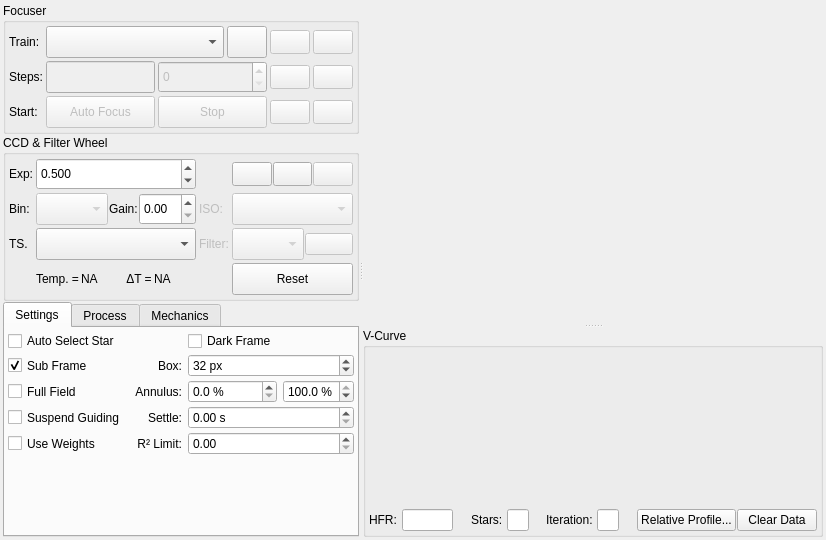
KDE/kstars, file kstars/ekos/focus/focus.ui: the form before one commit.
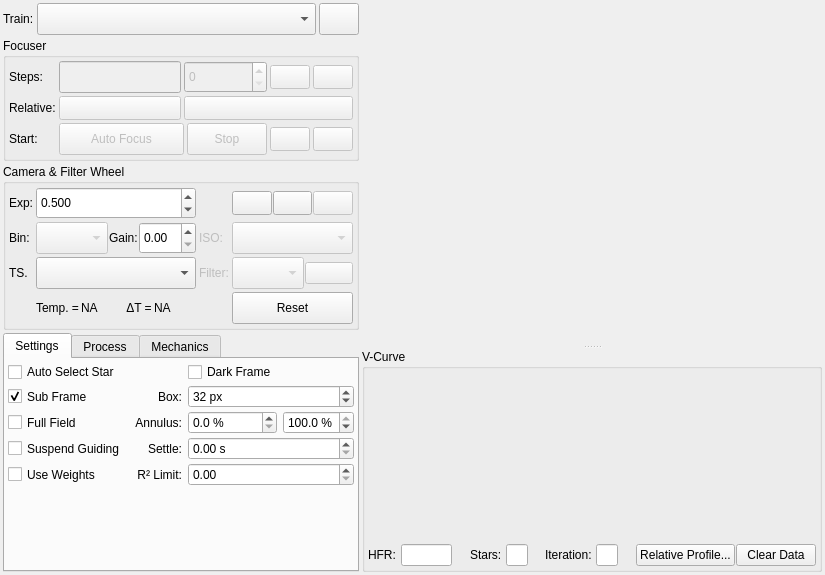
The form after the commit. Icons and pictures are not drawn. Custom widgets are drawn as their Qt base class.

Commit message: When camera is not available, disable relevant controls

```diff
--- a/kstars/ekos/focus/focus.ui
+++ b/kstars/ekos/focus/focus.ui
@@ -6,14 +6,14 @@
    <rect>
     <x>0</x>
     <y>0</y>
-    <width>826</width>
-    <height>540</height>
+    <width>825</width>
+    <height>575</height>
    </rect>
   </property>
   <property name="layoutDirection">
    <enum>Qt::LeftToRight</enum>
   </property>
-  <layout class="QVBoxLayout" name="verticalLayout">
+  <layout class="QHBoxLayout" name="horizontalLayout_5">
    <property name="spacing">
     <number>3</number>
    </property>
@@ -30,56 +30,30 @@
     <number>3</number>
    </property>
    <item>
-    <widget class="QSplitter" name="splitter">
-     <property name="orientation">
-      <enum>Qt::Horizontal</enum>
-     </property>
-     <widget class="QWidget" name="layoutWidget">
       <layout class="QVBoxLayout" name="leftLayout">
        <property name="spacing">
-        <number>1</number>
+      <number>3</number>
        </property>
        <item>
-        <widget class="QGroupBox" name="controlGroup">
-         <property name="sizePolicy">
-          <sizepolicy hsizetype="Preferred" vsizetype="Fixed">
-           <horstretch>0</horstretch>
-           <verstretch>0</verstretch>
-          </sizepolicy>
-         </property>
-         <property name="title">
-          <string>Focuser</string>
-         </property>
-         <layout class="QGridLayout" name="gridLayout_3">
-          <property name="leftMargin">
-           <number>3</number>
-          </property>
-          <property name="topMargin">
-           <number>3</number>
-          </property>
-          <property name="rightMargin">
-           <number>3</number>
-          </property>
-          <property name="bottomMargin">
-           <number>3</number>
-          </property>
+      <layout class="QHBoxLayout" name="trainLayout">
           <property name="spacing">
            <number>3</number>
           </property>
-          <item row="0" column="0">
+       <item>
            <widget class="QLabel" name="label_14">
             <property name="text">
              <string>Train:</string>
             </property>
            </widget>
           </item>
-          <item row="0" column="1" colspan="2">
-           <layout class="QHBoxLayout" name="horizontalLayout_5" stretch="3,0">
-            <property name="spacing">
-             <number>3</number>
-            </property>
             <item>
              <widget class="QComboBox" name="opticalTrainCombo">
+         <property name="sizePolicy">
+          <sizepolicy hsizetype="MinimumExpanding" vsizetype="Fixed">
+           <horstretch>0</horstretch>
+           <verstretch>0</verstretch>
+          </sizepolicy>
+         </property>
               <property name="minimumSize">
                <size>
                 <width>0</width>
@@ -119,78 +93,34 @@
             </item>
            </layout>
           </item>
-          <item row="0" column="3">
-           <widget class="QPushButton" name="focusInB">
-            <property name="enabled">
-             <bool>false</bool>
-            </property>
-            <property name="minimumSize">
-             <size>
-              <width>24</width>
-              <height>24</height>
-             </size>
-            </property>
-            <property name="toolTip">
-             <string>Focus In</string>
-            </property>
-            <property name="statusTip">
-             <string/>
-            </property>
-            <property name="text">
-             <string/>
-            </property>
-            <property name="icon">
-             <iconset theme="format-align-vertical-bottom">
-              <normaloff>.</normaloff>.</iconset>
-            </property>
-            <property name="iconSize">
-             <size>
-              <width>24</width>
-              <height>24</height>
-             </size>
-            </property>
-           </widget>
-          </item>
-          <item row="0" column="4">
-           <widget class="QPushButton" name="focusOutB">
-            <property name="enabled">
-             <bool>false</bool>
-            </property>
-            <property name="minimumSize">
-             <size>
-              <width>24</width>
-              <height>24</height>
-             </size>
-            </property>
-            <property name="toolTip">
-             <string>Focus Out</string>
-            </property>
-            <property name="statusTip">
-             <string/>
-            </property>
-            <property name="text">
-             <string/>
-            </property>
-            <property name="icon">
-             <iconset theme="format-align-vertical-top">
-              <normaloff>.</normaloff>.</iconset>
-            </property>
-            <property name="iconSize">
-             <size>
-              <width>24</width>
-              <height>24</height>
-             </size>
-            </property>
-           </widget>
-          </item>
-          <item row="1" column="0">
-           <widget class="QLabel" name="label_16">
-            <property name="text">
-             <string>Steps:</string>
-            </property>
-           </widget>
-          </item>
-          <item row="1" column="1">
+     <item>
+      <widget class="QGroupBox" name="controlGroup">
+       <property name="sizePolicy">
+        <sizepolicy hsizetype="Preferred" vsizetype="Fixed">
+         <horstretch>0</horstretch>
+         <verstretch>0</verstretch>
+        </sizepolicy>
+       </property>
+       <property name="title">
+        <string>Focuser</string>
+       </property>
+       <layout class="QGridLayout" name="gridLayout_3">
+        <property name="leftMargin">
+         <number>3</number>
+        </property>
+        <property name="topMargin">
+         <number>3</number>
+        </property>
+        <property name="rightMargin">
+         <number>3</number>
+        </property>
+        <property name="bottomMargin">
+         <number>3</number>
+        </property>
+        <property name="spacing">
+         <number>3</number>
+        </property>
+        <item row="0" column="1">
            <widget class="QLineEdit" name="absTicksLabel">
             <property name="enabled">
              <bool>false</bool>
@@ -212,94 +142,43 @@
             </property>
            </widget>
           </item>
-          <item row="1" column="2">
-           <widget class="QSpinBox" name="absTicksSpin">
+        <item row="2" column="8">
+         <widget class="QPushButton" name="startLoopB">
             <property name="enabled">
              <bool>false</bool>
             </property>
-            <property name="sizePolicy">
-             <sizepolicy hsizetype="MinimumExpanding" vsizetype="Fixed">
-              <horstretch>0</horstretch>
-              <verstretch>0</verstretch>
-             </sizepolicy>
-            </property>
             <property name="minimumSize">
              <size>
-              <width>0</width>
-              <height>32</height>
-             </size>
-            </property>
-            <property name="toolTip">
-             <string>Desired absolute focus position</string>
-            </property>
-           </widget>
-          </item>
-          <item row="1" column="3">
-           <widget class="QPushButton" name="startGotoB">
-            <property name="enabled">
-             <bool>false</bool>
-            </property>
-            <property name="minimumSize">
-             <size>
               <width>24</width>
               <height>24</height>
              </size>
             </property>
             <property name="toolTip">
-             <string>Go to an absolute focus position</string>
+           <string>Start framing</string>
             </property>
             <property name="text">
              <string/>
             </property>
             <property name="icon">
-             <iconset theme="run-build">
+           <iconset theme="media-playlist-repeat">
               <normaloff>.</normaloff>.</iconset>
             </property>
             <property name="iconSize">
              <size>
-              <width>28</width>
-              <height>28</height>
-             </size>
-            </property>
-           </widget>
-          </item>
-          <item row="1" column="4">
-           <widget class="QPushButton" name="stopGotoB">
-            <property name="enabled">
-             <bool>false</bool>
-            </property>
-            <property name="minimumSize">
-             <size>
               <width>24</width>
               <height>24</height>
              </size>
             </property>
-            <property name="toolTip">
-             <string>Stop focuser motion</string>
-            </property>
-            <property name="text">
-             <string/>
-            </property>
-            <property name="icon">
-             <iconset theme="process-stop">
-              <normaloff>.</normaloff>.</iconset>
-            </property>
-            <property name="iconSize">
-             <size>
-              <width>28</width>
-              <height>28</height>
-             </size>
-            </property>
-           </widget>
-          </item>
-          <item row="2" column="0">
-           <widget class="QLabel" name="label_22">
+         </widget>
+        </item>
+        <item row="0" column="0">
+         <widget class="QLabel" name="label_16">
             <property name="text">
-             <string>Start:</string>
+           <string>Steps:</string>
             </property>
            </widget>
           </item>
-          <item row="2" column="1">
+        <item row="2" column="1" colspan="4">
            <widget class="QPushButton" name="startFocusB">
             <property name="enabled">
              <bool>false</bool>
@@ -324,7 +203,14 @@
             </property>
            </widget>
           </item>
-          <item row="2" column="2">
+        <item row="2" column="0">
+         <widget class="QLabel" name="label_22">
+          <property name="text">
+           <string>Start:</string>
+          </property>
+         </widget>
+        </item>
+        <item row="2" column="5" colspan="2">
            <widget class="QPushButton" name="stopFocusB">
             <property name="enabled">
              <bool>false</bool>
@@ -343,7 +229,7 @@
             </property>
            </widget>
           </item>
-          <item row="2" column="3">
+        <item row="2" column="7">
            <widget class="QPushButton" name="captureB">
             <property name="enabled">
              <bool>false</bool>
@@ -372,8 +258,8 @@
             </property>
            </widget>
           </item>
-          <item row="2" column="4">
-           <widget class="QPushButton" name="startLoopB">
+        <item row="0" column="8">
+         <widget class="QPushButton" name="stopGotoB">
             <property name="enabled">
              <bool>false</bool>
             </property>
@@ -384,20 +270,142 @@
              </size>
             </property>
             <property name="toolTip">
-             <string>Start framing</string>
+           <string>Stop focuser motion</string>
             </property>
             <property name="text">
              <string/>
             </property>
             <property name="icon">
-             <iconset theme="media-playlist-repeat">
+           <iconset theme="process-stop">
               <normaloff>.</normaloff>.</iconset>
             </property>
             <property name="iconSize">
              <size>
+            <width>28</width>
+            <height>28</height>
+           </size>
+          </property>
+         </widget>
+        </item>
+        <item row="0" column="7">
+         <widget class="QPushButton" name="startGotoB">
+          <property name="enabled">
+           <bool>false</bool>
+          </property>
+          <property name="minimumSize">
+           <size>
               <width>24</width>
               <height>24</height>
              </size>
+          </property>
+          <property name="toolTip">
+           <string>Go to an absolute focus position</string>
+          </property>
+          <property name="text">
+           <string/>
+          </property>
+          <property name="icon">
+           <iconset theme="run-build">
+            <normaloff>.</normaloff>.</iconset>
+          </property>
+          <property name="iconSize">
+           <size>
+            <width>28</width>
+            <height>28</height>
+           </size>
+          </property>
+         </widget>
+        </item>
+        <item row="0" column="2" colspan="5">
+         <widget class="QSpinBox" name="absTicksSpin">
+          <property name="enabled">
+           <bool>false</bool>
+          </property>
+          <property name="sizePolicy">
+           <sizepolicy hsizetype="MinimumExpanding" vsizetype="Fixed">
+            <horstretch>0</horstretch>
+            <verstretch>0</verstretch>
+           </sizepolicy>
+          </property>
+          <property name="minimumSize">
+           <size>
+            <width>0</width>
+            <height>32</height>
+           </size>
+          </property>
+          <property name="toolTip">
+           <string>Desired absolute focus position</string>
+          </property>
+         </widget>
+        </item>
+        <item row="1" column="1">
+         <widget class="QPushButton" name="focusInB">
+          <property name="enabled">
+           <bool>false</bool>
+          </property>
+          <property name="minimumSize">
+           <size>
+            <width>24</width>
+            <height>24</height>
+           </size>
+          </property>
+          <property name="toolTip">
+           <string>Focus In</string>
+          </property>
+          <property name="statusTip">
+           <string/>
+          </property>
+          <property name="text">
+           <string/>
+          </property>
+          <property name="icon">
+           <iconset theme="format-align-vertical-bottom">
+            <normaloff>.</normaloff>.</iconset>
+          </property>
+          <property name="iconSize">
+           <size>
+            <width>24</width>
+            <height>24</height>
+           </size>
+          </property>
+         </widget>
+        </item>
+        <item row="1" column="2" colspan="7">
+         <widget class="QPushButton" name="focusOutB">
+          <property name="enabled">
+           <bool>false</bool>
+          </property>
+          <property name="minimumSize">
+           <size>
+            <width>24</width>
+            <height>24</height>
+           </size>
+          </property>
+          <property name="toolTip">
+           <string>Focus Out</string>
+          </property>
+          <property name="statusTip">
+           <string/>
+          </property>
+          <property name="text">
+           <string/>
+          </property>
+          <property name="icon">
+           <iconset theme="format-align-vertical-top">
+            <normaloff>.</normaloff>.</iconset>
+          </property>
+          <property name="iconSize">
+           <size>
+            <width>24</width>
+            <height>24</height>
+           </size>
+          </property>
+         </widget>
+        </item>
+        <item row="1" column="0">
+         <widget class="QLabel" name="label_33">
+          <property name="text">
+           <string>Relative:</string>
             </property>
            </widget>
           </item>
@@ -413,7 +421,7 @@
           </sizepolicy>
          </property>
          <property name="title">
-          <string>CCD &amp;&amp; Filter Wheel</string>
+        <string>Camera &amp;&amp; Filter Wheel</string>
          </property>
          <layout class="QGridLayout" name="gridLayout_4">
           <property name="leftMargin">
@@ -813,7 +821,7 @@
          <property name="currentIndex">
           <number>0</number>
          </property>
-         <widget class="QWidget" name="tab">
+       <widget class="QWidget" name="settingsTab">
           <attribute name="title">
            <string>Settings</string>
           </attribute>
@@ -1122,7 +1130,7 @@
            </item>
           </layout>
          </widget>
-         <widget class="QWidget" name="tab_3">
+       <widget class="QWidget" name="processTab">
           <attribute name="title">
            <string>Process</string>
           </attribute>
@@ -1525,7 +1533,7 @@
            </item>
           </layout>
          </widget>
-         <widget class="QWidget" name="tab_2">
+       <widget class="QWidget" name="mechanicsTab">
           <attribute name="title">
            <string>Mechanics</string>
           </attribute>
@@ -1775,7 +1783,8 @@
         </widget>
        </item>
       </layout>
-     </widget>
+   </item>
+   <item>
      <widget class="QSplitter" name="rightLayout">
       <property name="sizePolicy">
        <sizepolicy hsizetype="Expanding" vsizetype="Expanding">
@@ -2010,7 +2019,6 @@
        </layout>
       </widget>
      </widget>
-    </widget>
    </item>
   </layout>
  </widget>
```
Left out of the diff: 38 changed lines with no effect on the pictures. Lines whose indentation alone changed are shown as unchanged. The commit also changes 7 other files.
